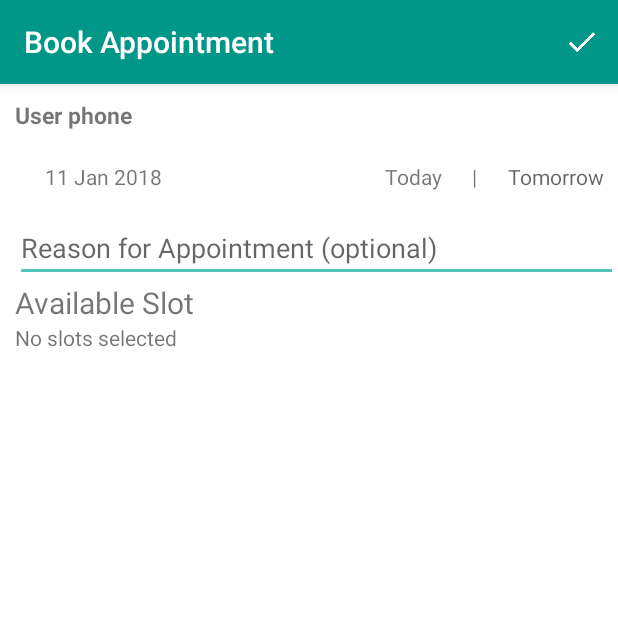
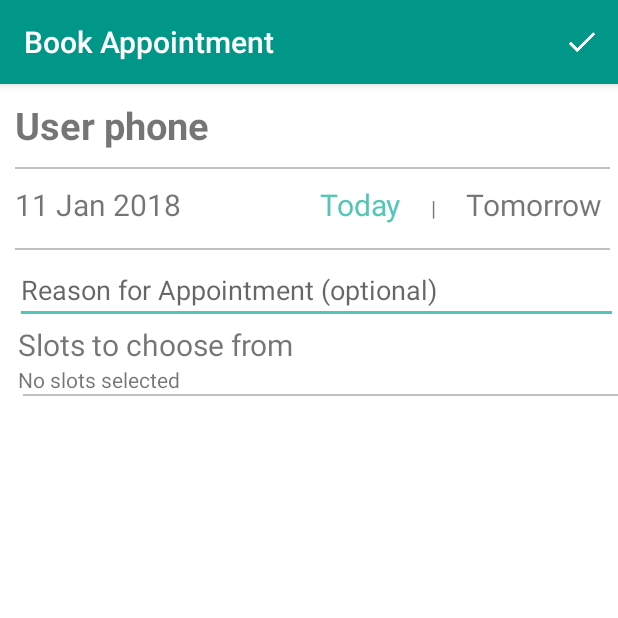
Before and after one commit to Rohit1110/Appointment, an Android app: the SelectDateAcitivity screen opened directly, with no data from a screen before it, on a phone screen of 412 x 824 dp, the top half of it. Run offline under Robolectric (Android 15) with nearby library versions, the phone set to English and light mode, and no system bars; our stand-ins replace Firebase (no records; nobody signed in at launch, a user with empty details on screens opened directly); 2 statements that could not run were skipped.

Commit message:
commit UI afternoon

```diff
--- a/app/src/main/java/com/rns/mobile/appointments/SelectDateAcitivity.java
+++ b/app/src/main/java/com/rns/mobile/appointments/SelectDateAcitivity.java
@@ -123,10 +123,14 @@ public class SelectDateAcitivity extends AppCompatActivity {
             }
         });
         today = (TextView) findViewById(R.id.txttoday);
+       today.setTextColor(getResources().getColor(R.color.colorAccent));
         tomorrow = (TextView) findViewById(R.id.txttommarow);
+
         today.setOnClickListener(new View.OnClickListener() {
             @Override
             public void onClick(View v) {
+                today.setTextColor(getResources().getColor(R.color.colorAccent));
+                tomorrow.setTextColor(getResources().getColor(R.color.album_title));
                 long date = System.currentTimeMillis();
 
                 SimpleDateFormat sdf = new SimpleDateFormat(Utility.DATE_FORMAT_DISPLAY);
@@ -141,6 +145,9 @@ public class SelectDateAcitivity extends AppCompatActivity {
         tomorrow.setOnClickListener(new View.OnClickListener() {
             @Override
             public void onClick(View v) {
+                tomorrow.setTextColor(getResources().getColor(R.color.colorAccent));
+                today.setTextColor(getResources().getColor(R.color.album_title));
+
                 SimpleDateFormat sdf = new SimpleDateFormat(Utility.DATE_FORMAT_DISPLAY);
                 GregorianCalendar calendar = new GregorianCalendar();
 
--- /dev/null
+++ b/app/src/main/res/drawable/shape.xml
@@ -0,0 +1,5 @@
+<?xml version="1.0" encoding="UTF-8"?>
+<shape xmlns:android="http://schemas.android.com/apk/res/android">
+    <padding android:left="10dp" android:right="10dp" android:top="10dp" android:bottom="10dp"/>
+    <stroke android:width="1dp" android:color="#CCCCCC"/>
+</shape>
--- a/app/src/main/res/layout/activity_date_select.xml
+++ b/app/src/main/res/layout/activity_date_select.xml
@@ -22,19 +22,31 @@
                 android:layout_marginBottom="5dp"
                 android:text="User phone"
                 android:textStyle="bold"
-                android:textSize="15sp" />
+                android:textSize="25sp" />
 
 
 
         </LinearLayout>
+    <LinearLayout
+        android:id="@+id/row"
+        android:layout_width="wrap_content"
+        android:layout_height="wrap_content"
+        android:layout_below="@+id/llayout"
+        android:layout_marginRight="5dp"
+        android:orientation="vertical">
+        <View
+            android:layout_width="wrap_content"
+            android:layout_height="1dp"
+            android:background="#c0c0c0"/>
+
+    </LinearLayout>
 
         <LinearLayout
             android:id="@+id/lilayout"
             android:layout_width="match_parent"
             android:layout_height="wrap_content"
-            android:layout_below="@+id/llayout"
+            android:layout_below="@+id/row"
             android:layout_marginBottom="5dp"
-            android:layout_marginLeft="20dp"
             android:orientation="horizontal">
 
             <TextView
@@ -42,13 +54,13 @@
                 android:layout_width="wrap_content"
                 android:layout_height="wrap_content"
                 android:layout_gravity="center_vertical"
-                android:text="02 jan 2017" />
-
-
+                android:text="02 jan 2017"
+                android:textSize="20sp"/>
             <LinearLayout
                 android:layout_width="match_parent"
                 android:layout_height="wrap_content"
                 android:gravity="right">
+
 
                 <TextView
                     android:id="@+id/txttoday"
@@ -56,6 +68,8 @@
                     android:layout_height="wrap_content"
                     android:layout_margin="10dp"
                     android:gravity="center"
+                    android:textSize="20sp"
+
                     android:text="Today" />
 
                 <TextView
@@ -72,16 +86,31 @@
                     android:layout_height="wrap_content"
                     android:layout_margin="10dp"
                     android:gravity="center"
-                    android:hint="Tomorrow" />
+                    android:textSize="20sp"
+                    android:text="Tomorrow" />
             </LinearLayout>
 
+
         </LinearLayout>
+    <LinearLayout
+        android:layout_width="wrap_content"
+        android:layout_height="wrap_content"
+        android:layout_below="@+id/lilayout"
+        android:layout_marginRight="5dp"
+        android:orientation="vertical">
+        <View
+            android:layout_width="wrap_content"
+            android:layout_height="1dp"
+            android:background="#c0c0c0"/>
+
+    </LinearLayout>
 
     <EditText
         android:id="@+id/edit_reason"
         android:layout_width="match_parent"
         android:layout_height="wrap_content"
         android:layout_below="@+id/lilayout"
+        android:layout_marginTop="5dp"
         android:hint="Reason for Appointment (optional)"/>
 
 
@@ -96,7 +125,8 @@
             <TextView
                 android:layout_width="match_parent"
                 android:layout_height="wrap_content"
-                android:text="Available Slot"
+                android:text="Slots to choose from"
+                android:layout_marginLeft="2dp"
                 android:textSize="20sp"
                 />
 
@@ -104,8 +134,17 @@
                 android:id="@+id/txt_slot_selected"
                 android:layout_width="match_parent"
                 android:layout_height="wrap_content"
+                android:layout_marginLeft="2dp"
                 android:text="No slots selected"
+
+
                />
+            <View
+                android:layout_width="wrap_content"
+                android:layout_height="1dp"
+                android:layout_marginLeft="5dp"
+                android:background="#c0c0c0"/>
+
 
             <ListView
                 android:id="@+id/list_availableslot"
```
